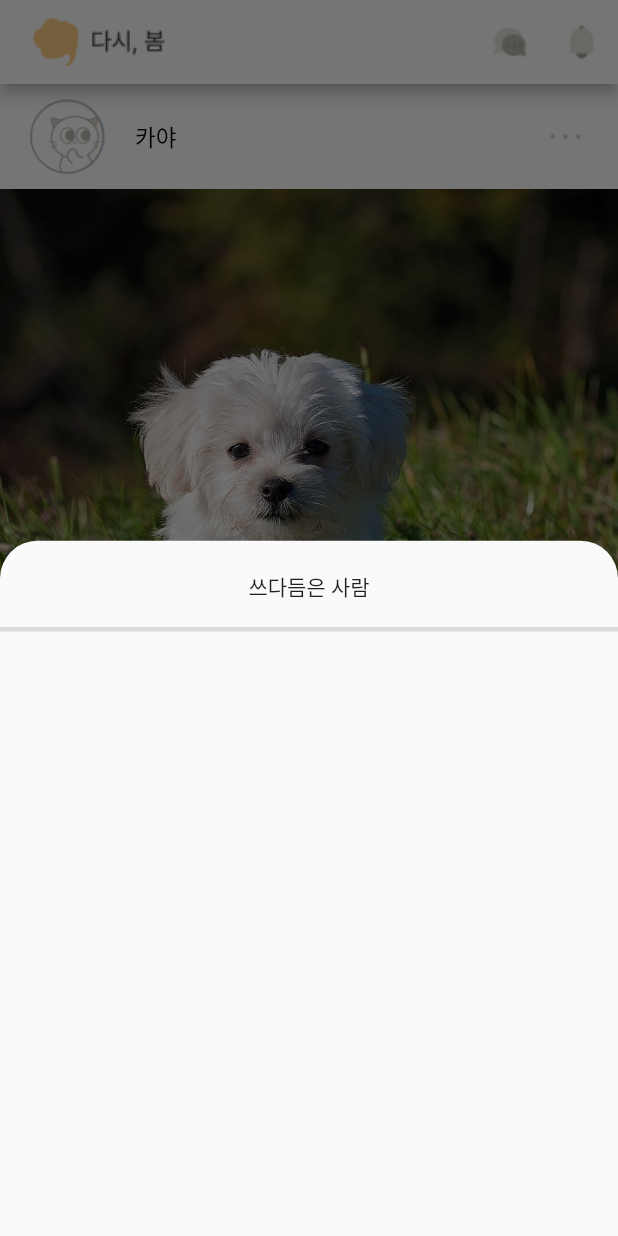
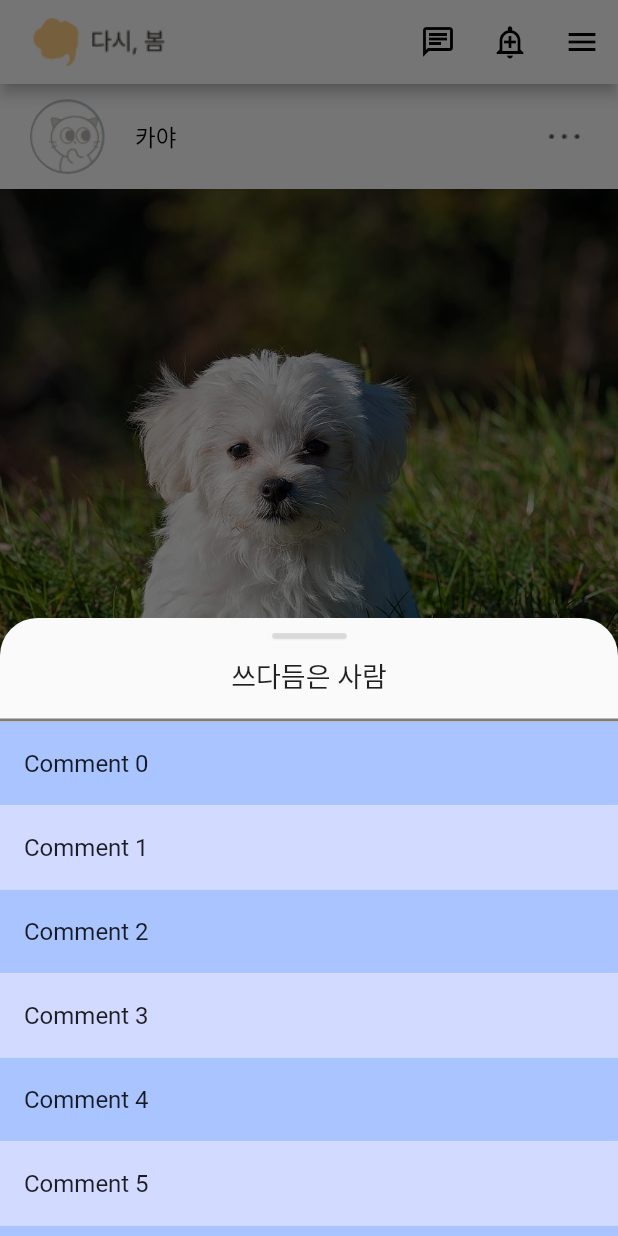
Before and after one commit to Dangbok/Flutter_studying, a Flutter app: the Seeing screen opened directly, after a tap on "123번 쓰다듬받았어요!", on a phone screen of 412 x 824 dp. Run offline on Flutter 3.47's test engine with Material 2 defaults, Android fonts, the phone set to English and light mode, and no system bars; drawn by our look-alikes of carousel_slider, expandable_text, like_button; our stand-ins replace chips_choice, confetti, dio, dotted_border, flutter_dotenv, flutter_secure_storage and 6 more; missing offline and left inert: dart:ffi, flutter_naver_login, flutter_web_auth, kakao_flutter_sdk, remedi_kopo; accounts and stored records are empty; network calls fail.

Commit message:
likecount 구현

```diff
--- a/lib/seeing.dart
+++ b/lib/seeing.dart
@@ -6,6 +6,7 @@ import 'package:flutter/cupertino.dart';
 import 'package:flutter/foundation.dart';
 import 'package:flutter/material.dart';
 import 'package:flutter/services.dart';
+import 'package:like_button/like_button.dart';
 import 'package:smooth_page_indicator/smooth_page_indicator.dart';
 
 class Seeing extends StatefulWidget {
@@ -33,9 +34,29 @@ class _SeeingState extends State<Seeing> {
   // 일기 이미지 인덱스
   int _current = 0;
 
+  final GlobalKey commentsHeaderKey = GlobalKey();
+  double commentsHeaderHeight = 0;
+
+  @override
+  void initState() {
+    super.initState();
+
+    WidgetsBinding.instance.addPostFrameCallback((_) {
+      // Sets initial size of comments bottom sheet. Thanks to it users always see just a header of the bottom sheet at the beginning.
+      final double currentCommentsHeaderHeight =
+          commentsHeaderKey.currentContext?.size?.height ?? 0;
+      if (currentCommentsHeaderHeight != commentsHeaderHeight) {
+        setState(() {
+          commentsHeaderHeight = currentCommentsHeaderHeight;
+        });
+      }
+    });
+  }
+
   @override
   Widget build(BuildContext context) {
     final GlobalKey<ScaffoldState> scaffoldKey = GlobalKey<ScaffoldState>();
+
     return SafeArea(
       key: scaffoldKey,
       child: Scaffold(
@@ -49,13 +70,21 @@ class _SeeingState extends State<Seeing> {
             IconButton(
               // 채팅 버튼
               onPressed: () {},
-              icon: Image.asset('assets/ic_chat.png'),
+              icon: Icon(Icons.chat_outlined),
               color: Colors.black,
             ),
             IconButton(
               // 알림 버튼
               onPressed: () {},
-              icon: Image.asset('assets/ic_alarm.png'),
+              icon: Icon(Icons.add_alert_outlined),
+              color: Colors.black,
+            ),
+            IconButton(
+              // 햄버거 메뉴 버튼
+              onPressed: () {
+                scaffoldKey.currentState?.openEndDrawer();
+              },
+              icon: Icon(Icons.menu),
               color: Colors.black,
             ),
           ],
@@ -64,32 +93,29 @@ class _SeeingState extends State<Seeing> {
         // 하단 내비게이션 바
         bottomNavigationBar: BottomNavigationBar(
           backgroundColor: Colors.white,
-          selectedItemColor: Colors.black,
-          unselectedItemColor: Colors.grey,
-          showUnselectedLabels: true,
+          selectedItemColor: Colors.orangeAccent,
+          unselectedItemColor: Colors.black,
           onTap: (index) {
-            setState(() {
-              // 선택된 탭의 인덱스로 _index를 변경
-            });
+            setState(() {});
           },
           // 선택된 인덱스
           items: <BottomNavigationBarItem>[
             BottomNavigationBarItem(
               // 하단 탭 아이템리스트 선언
-              label: '홈',
-              icon: Image.asset('assets/ic_bottom1.png'),
+              label: '',
+              icon: Icon(Icons.home_outlined),
             ),
             BottomNavigationBarItem(
-              label: '일기쓰기',
-              icon: Image.asset('assets/ic_bottom2.png'),
+              label: '',
+              icon: Icon(Icons.border_color_outlined),
             ),
             BottomNavigationBarItem(
-              label: '임시',
-              icon: Image.asset('assets/ic_bottom3.png'),
+              label: '',
+              icon: Icon(Icons.people_outline),
             ),
             BottomNavigationBarItem(
-              label: '나의 봄',
-              icon: Image.asset('assets/ic_bottom4.png'),
+              label: '',
+              icon: Icon(Icons.account_circle_outlined),
             ),
           ],
         ),
@@ -122,16 +148,11 @@ class _SeeingState extends State<Seeing> {
                 radius: 25,
                 backgroundImage: AssetImage('assets/user1.png'),
               ),
-              // child: ImageAvatar(
-              //   url: widget.userUrl,
-              //   type: AvatarType.BASIC,
-              // ),
             ),
             // 프로필 이름
             Padding(
               padding: const EdgeInsets.all(0),
               child: Text(
-                // widget.userName,
                 '카야',
                 style: const TextStyle(
                     color: Colors.black,
@@ -224,8 +245,7 @@ class _SeeingState extends State<Seeing> {
               linkColor: Colors.grey, //더보기 글자 색 지정
               prefixText: '글린다', // 작성자의 이름
               // 작성자의 이름 스타일
-              prefixStyle:
-                  TextStyle(fontSize: 13, fontWeight: FontWeight.bold),
+              prefixStyle: TextStyle(fontSize: 13, fontWeight: FontWeight.bold),
             ),
           ),
           // 챌린지 주제
@@ -236,36 +256,14 @@ class _SeeingState extends State<Seeing> {
               style: TextStyle(color: Colors.grey),
             ),
           ),
-          // 댓글 달기 영역
-          Row(
-            children: [
-              const Padding(
-                padding: EdgeInsets.symmetric(horizontal: 10, vertical: 5),
-                child: CircleAvatar(
-                  radius: 15,
-                  backgroundImage: AssetImage('assets/user2.png'),
-                ),
-                // child: ImageAvatar(
-                //   url:
-                //   'https://encrypted-tbn0.gstatic.com/images?q=tbn:ANd9GcTnnnObTCNg1QJoEd9Krwl3kSUnPYTZrxb5Ig&usqp=CAU',
-                //   type: AvatarType.BASIC,
-                // ),
-              ),
-              GestureDetector(
-                // onTap: showCommentModal,
-                child: const Text(
-                  '댓글 달기...',
-                  style: TextStyle(color: Colors.grey),
-                ),
-              )
-            ],
-          ),
         ],
       ),
     );
   }
 
   Widget _options() {
+    const int numberOfLikes = 0;
+
     return Row(
       mainAxisAlignment: MainAxisAlignment.spaceBetween,
       children: [
@@ -275,16 +273,21 @@ class _SeeingState extends State<Seeing> {
             Padding(
               padding: const EdgeInsets.only(left: 25, right: 10),
               child: GestureDetector(
-                child: Image.asset('assets/ic_good.png'),
-                onTap: () { },
+                child: LikeButton(
+                  size: 33,
+                  animationDuration: Duration(milliseconds: 1000),
+                  likeCount: numberOfLikes,
+                  countPostion: CountPostion.right,
+                  likeBuilder: (isTapped) {
+                    return Image.asset('assets/ic_like.png',
+                    color: isTapped ? Colors.red : Colors.black);
+                  },
                 ),
               ),
-            const Text(
-              '(123)',
             ),
             // 댓글
             Padding(
-              padding: const EdgeInsets.only(left: 25, right: 10),
+              padding: const EdgeInsets.only(left: 10, right: 10),
               child: GestureDetector(
                 child: Image.asset('assets/ic_comment.png'),
                 onTap: () {
@@ -366,9 +369,10 @@ class _SeeingState extends State<Seeing> {
     );
   }
 
+  // 쓰다듬기 bottomsheet
   _likeBottomSheet() {
-    bool isScrollControlled;
-    return showModalBottomSheet<dynamic> (
+    return showModalBottomSheet<dynamic>(
+      isScrollControlled: true,
       context: context,
       shape: const RoundedRectangleBorder(
         borderRadius: BorderRadius.vertical(
@@ -376,28 +380,41 @@ class _SeeingState extends State<Seeing> {
         ),
       ),
       builder: (context) {
+        return DraggableScrollableSheet(
+          expand: false,
+          initialChildSize: 0.5,
+          minChildSize: 0.1,
+          maxChildSize: 0.9,
+          builder: (context, scrollController) {
             return Column(
-          mainAxisSize: MainAxisSize.max,
+              mainAxisAlignment: MainAxisAlignment.start,
               children: [
-            const SizedBox(
-              height: 20,
+                _LikesHeader(
+                    key: commentsHeaderKey, scrollController: scrollController),
+                Expanded(
+                  child: ListView.builder(
+                    padding: EdgeInsets.zero,
+                    itemCount: 30,
+                    itemBuilder: (context, index) => Container(
+                      color: index % 2 == 0
+                          ? const Color(0xffAAC4FF)
+                          : const Color(0xffD2DAFF),
+                      child: ListTile(title: Text('Comment $index')),
                     ),
-            Text('쓰다듬은 사람'),
-            const SizedBox(
-              height: 10,
                   ),
-            const Divider(
-              thickness: 3,
-            ),
+                )
               ],
+            );
+          },
         );
       },
     );
   }
 
+  // 댓글 bottomsheet
   _commentBottomSheet() {
-    bool isScrollControlled;
-    return showModalBottomSheet<dynamic> (
+    return showModalBottomSheet<dynamic>(
+      isScrollControlled: true,
       context: context,
       shape: const RoundedRectangleBorder(
         borderRadius: BorderRadius.vertical(
@@ -405,22 +422,134 @@ class _SeeingState extends State<Seeing> {
         ),
       ),
       builder: (context) {
+        return DraggableScrollableSheet(
+          expand: false,
+          initialChildSize: 0.5,
+          minChildSize: 0.5,
+          maxChildSize: 0.9,
+          builder: (context, scrollController) {
             return Column(
-          mainAxisSize: MainAxisSize.max,
+              mainAxisAlignment: MainAxisAlignment.start,
               children: [
-            const SizedBox(
-              height: 20,
+                _CommentsHeader(
+                    key: commentsHeaderKey, scrollController: scrollController),
+                Expanded(
+                  child: ListView.builder(
+                    padding: EdgeInsets.zero,
+                    itemCount: 30,
+                    itemBuilder: (context, index) => Container(
+                      color: index % 2 == 0
+                          ? const Color(0xffAAC4FF)
+                          : const Color(0xffD2DAFF),
+                      child: ListTile(title: Text('Comment $index')),
                     ),
-            Text('댓글'),
-            const SizedBox(
-              height: 10,
                   ),
-            const Divider(
-              thickness: 3,
+                ),
+                // 댓글 달기 영역
+                Row(
+                  children: [
+                    const Padding(
+                      padding:
+                          EdgeInsets.symmetric(horizontal: 10, vertical: 15),
+                      child: CircleAvatar(
+                        radius: 15,
+                        backgroundImage: AssetImage('assets/user2.png'),
+                      ),
+                      // child: ImageAvatar(
+                      //   url:
+                      //   'https://encrypted-tbn0.gstatic.com/images?q=tbn:ANd9GcTnnnObTCNg1QJoEd9Krwl3kSUnPYTZrxb5Ig&usqp=CAU',
+                      //   type: AvatarType.BASIC,
+                      // ),
+                    ),
+                    SizedBox(
+                      width: MediaQuery.of(context).size.width / 1.4,
+                      child: GestureDetector(
+                        // onTap: showCommentModal,
+                        child: const Text(
+                          '댓글 달기...',
+                          style: TextStyle(color: Colors.grey),
+                        ),
+                      ),
+                    ),
+                    IconButton(
+                      // 알림 버튼
+                      onPressed: () {},
+                      icon: Icon(Icons.arrow_upward),
+                      color: Colors.black,
+                    ),
+                  ],
                 ),
               ],
             );
           },
         );
+      },
+    );
   }
 }
+
+// 쓰다듬기
+class _LikesHeader extends StatelessWidget {
+  const _LikesHeader({
+    Key? key,
+    required this.scrollController,
+  }) : super(key: key);
+
+  final ScrollController scrollController;
+
+  @override
+  Widget build(BuildContext context) {
+    return SingleChildScrollView(
+      physics: const ClampingScrollPhysics(),
+      controller: scrollController,
+      child: Column(
+        mainAxisAlignment: MainAxisAlignment.start,
+        children: [
+          const SizedBox(height: 10),
+          Image.asset('assets/ic_bottomsheetbar.png'),
+          const SizedBox(height: 10),
+          const Text(
+            '쓰다듬은 사람',
+            style: TextStyle(fontSize: 18),
+          ),
+          const SizedBox(height: 15),
+          Divider(
+              color: Colors.black.withOpacity(0.5), height: 2, thickness: 2),
+        ],
+      ),
+    );
+  }
+}
+
+// 댓글
+class _CommentsHeader extends StatelessWidget {
+  const _CommentsHeader({
+    Key? key,
+    required this.scrollController,
+  }) : super(key: key);
+
+  final ScrollController scrollController;
+
+  @override
+  Widget build(BuildContext context) {
+    return SingleChildScrollView(
+      physics: const ClampingScrollPhysics(),
+      controller: scrollController,
+      child: Column(
+        mainAxisAlignment: MainAxisAlignment.start,
+        children: [
+          const SizedBox(height: 10),
+          Image.asset('assets/ic_bottomsheetbar.png'),
+          const SizedBox(height: 10),
+          const Text(
+            '댓글',
+            style: TextStyle(fontSize: 18),
+          ),
+          const SizedBox(height: 15),
+          Divider(
+              color: Colors.black.withOpacity(0.5), height: 2, thickness: 2),
+        ],
+      ),
+    );
+  }
+}
--- a/pubspec.yaml
+++ b/pubspec.yaml
@@ -45,6 +45,7 @@ dependencies:
   flutter_dotenv:
   expandable_text:
   get:
+  like_button:
   flutter:
     sdk: flutter
 
```
Also changed, not shown: lib/MainPage.dart (+13 -14 lines), assets/ic_bottomsheetbar.png (added), assets/ic_comment.png, assets/ic_good.png (deleted), assets/ic_like.png (added), assets/ic_liketapped.png (added), assets/ic_more.png, assets/ic_share.png, pubspec.lock. Lines whose indentation alone changed are shown as unchanged.
